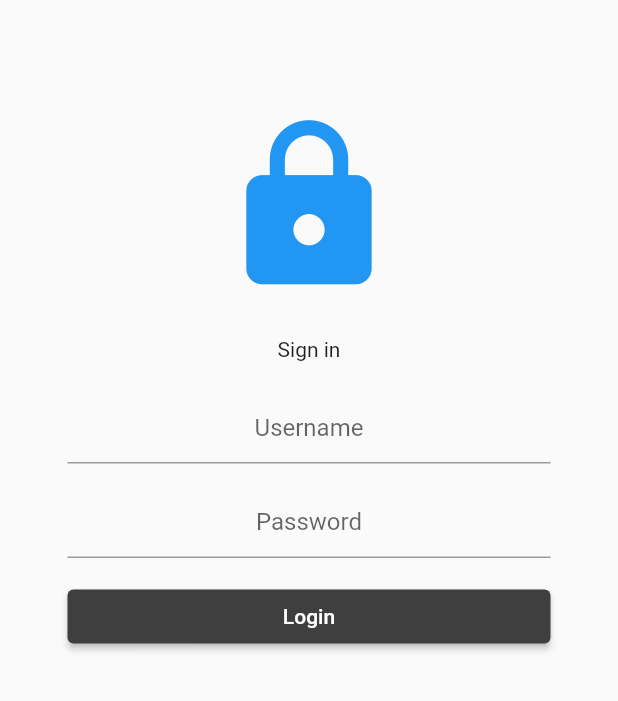
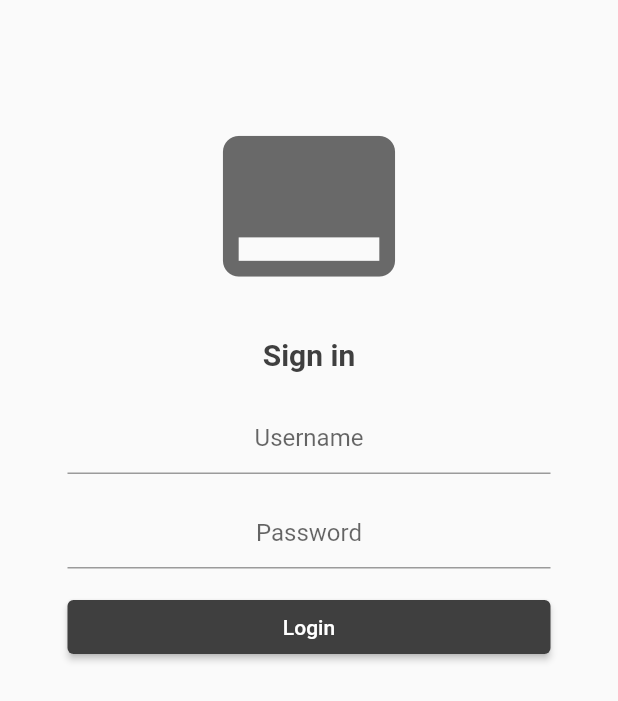
Before and after one commit to ylabio/flutter-redux-example, a Flutter app: the screen it shows after launch, on a phone screen of 412 x 824 dp. Shown: the top 701 px of the screen. Run offline on Flutter 3.47's test engine with Material 2 defaults, Android fonts, the phone set to English and light mode, and no system bars; our stand-ins replace dio, flutter_redux, redux, redux_thunk, shared_preferences; missing offline and left inert: redux_logging.

```diff
--- a/lib/src/store/ticket/ticket_reducer.dart
+++ b/lib/src/store/ticket/ticket_reducer.dart
@@ -20,7 +20,8 @@ TicketState _loading(TicketState ticketState, TicketLoading action) {
 
 TicketState _actionLoading(
     TicketState ticketState, TicketActionLoading action) {
-  return ticketState.copyWith(isActionLoading: true, error: null);
+  return ticketState.copyWith(
+      actionTicketId: action.id, isActionLoading: true, error: null);
 }
 
 TicketState _listLoaded(TicketState ticketState, TicketListLoaded action) {
@@ -57,10 +58,11 @@ TicketState _ticketBookmark(TicketState ticketState, TicketBookmark action) {
 
   return ticketState.copyWith(
     ticketList: ticketList,
-    ticket: action.id == ticketState.ticket.id
+    ticket: action.id == ticketState.ticket?.id
         ? ticketState.ticket.copyWith(isBookmark: action.isBookmark)
         : ticketState.ticket,
     isLoading: false,
+    isActionLoading: false,
     error: null,
   );
 }
--- a/lib/src/store/ticket/ticket_state.dart
+++ b/lib/src/store/ticket/ticket_state.dart
@@ -10,6 +10,7 @@ class TicketState {
   final int totalCount;
   final bool hasNext;
   final bool isLoading;
+  final String actionTicketId;
   final bool isActionLoading;
   final AppBaseError error;
 
@@ -19,6 +20,7 @@ class TicketState {
       this.totalCount,
       this.hasNext,
       this.isLoading,
+      this.actionTicketId,
       this.isActionLoading,
       this.error});
 
@@ -29,6 +31,7 @@ class TicketState {
       totalCount: 0,
       hasNext: false,
       isLoading: false,
+      actionTicketId: '',
       isActionLoading: false,
       error: null,
     );
@@ -40,6 +43,7 @@ class TicketState {
     int totalCount,
     bool hasNext,
     bool isLoading,
+    String actionTicketId,
     bool isActionLoading,
     AppBaseError error,
   }) {
@@ -49,6 +53,7 @@ class TicketState {
       totalCount: totalCount ?? this.totalCount,
       hasNext: hasNext ?? this.hasNext,
       isLoading: isLoading ?? this.isLoading,
+      actionTicketId: actionTicketId ?? this.actionTicketId,
       isActionLoading: isActionLoading ?? this.isActionLoading,
       error: error,
     );
@@ -61,6 +66,7 @@ class TicketState {
       totalCount.hashCode ^
       hasNext.hashCode ^
       isLoading.hashCode ^
+      actionTicketId.hashCode ^
       isActionLoading.hashCode ^
       error.hashCode;
 
@@ -74,11 +80,12 @@ class TicketState {
           totalCount == other.totalCount &&
           hasNext == other.hasNext &&
           isLoading == other.isLoading &&
+          actionTicketId == other.actionTicketId &&
           isActionLoading == other.isActionLoading &&
           error == other.error;
 
   @override
   String toString() {
-    return 'TicketState{ticketList: $ticketList, ticket: $ticket, totalCount: $totalCount, hasNext: $hasNext, isLoading: $isLoading, isActionLoading: $isActionLoading, error: $error}';
+    return 'TicketState{ticketList: $ticketList, ticket: $ticket, totalCount: $totalCount, hasNext: $hasNext, isLoading: $isLoading, actionTicketId: $actionTicketId, isActionLoading: $isActionLoading, error: $error}';
   }
 }
--- a/lib/src/ui/screens/home_screen.dart
+++ b/lib/src/ui/screens/home_screen.dart
@@ -63,6 +63,7 @@ class HomeScreen extends StatelessWidget {
       items: viewModel.ticketState.ticketList,
       hasNext: viewModel.ticketState.hasNext,
       isLoading: viewModel.ticketState.isLoading,
+      actionTicketId: viewModel.ticketState.actionTicketId,
       isActionLoading: viewModel.ticketState.isActionLoading,
       onFetch: () => viewModel.fetchList(),
       onReFetch: () => viewModel.refetchList(),
--- a/lib/src/ui/screens/login_screen.dart
+++ b/lib/src/ui/screens/login_screen.dart
@@ -3,6 +3,7 @@ import 'package:flutter_redux/flutter_redux.dart';
 
 import 'package:flutter_redux_example/src/store/app/app_state.dart';
 import 'package:flutter_redux_example/src/ui/widgets/login_form.dart';
+import 'package:flutter_redux_example/src/utils/styles.dart';
 
 class LoginScreen extends StatelessWidget {
   @override
@@ -14,8 +15,8 @@ class LoginScreen extends StatelessWidget {
           children: <Widget>[
             SizedBox(height: 75),
             Icon(
-              Icons.lock,
-              color: Colors.blue,
+              Icons.call_to_action,
+              color: Styles.dimGray,
               size: 125,
             ),
             SizedBox(height: 25),
--- a/lib/src/ui/widgets/login_form.dart
+++ b/lib/src/ui/widgets/login_form.dart
@@ -37,7 +37,7 @@ class _LoginFormState extends State<LoginForm> {
         padding: const EdgeInsets.only(left: 45, right: 45),
         child: Column(
           children: [
-            Text('Sign in'),
+            Text('Sign in', style: Styles.loginTitle),
             SizedBox(height: 20),
             TextFormField(
               controller: _usernameController,
--- a/lib/src/ui/widgets/ticket_list.dart
+++ b/lib/src/ui/widgets/ticket_list.dart
@@ -9,6 +9,7 @@ class TicketList extends StatefulWidget {
   final List<Ticket> items;
   final bool hasNext;
   final bool isLoading;
+  final String actionTicketId;
   final bool isActionLoading;
   final Function onFetch;
   final Function onReFetch;
@@ -20,6 +21,7 @@ class TicketList extends StatefulWidget {
     @required this.items,
     @required this.hasNext,
     @required this.isLoading,
+    @required this.actionTicketId,
     @required this.isActionLoading,
     @required this.onFetch,
     this.onReFetch,
@@ -54,6 +56,7 @@ class _TicketListState extends State<TicketList> implements TicketAction {
               ? ListBottomLoader()
               : TicketListItem(
                   item: widget.items[index],
+                  actionTicketId: widget.actionTicketId,
                   isActionLoading: widget.isActionLoading,
                   listener: this,
                 );
--- a/lib/src/utils/styles.dart
+++ b/lib/src/utils/styles.dart
@@ -4,11 +4,16 @@ class Styles {
   static const baseColor = Colors.black;
   static const secondaryColor = Colors.white;
   static const nightBlack = Color(0xFF3F3F3F);
+  static const dimGray = Color(0xFF696969);
+
+  static const loginTitle =
+      TextStyle(fontSize: 20, fontWeight: FontWeight.w600, color: nightBlack);
 
   static const itemListTitle =
-      TextStyle(fontSize: 16, fontWeight: FontWeight.w500);
+      TextStyle(fontSize: 16, fontWeight: FontWeight.w500, color: nightBlack);
 
   static const title = TextStyle(fontSize: 28, fontWeight: FontWeight.bold);
+
   static const content =
       TextStyle(fontSize: 18, height: 1.5, fontWeight: FontWeight.normal);
 }
```
Also changed, not shown: lib/src/store/ticket/ticket_actions.dart (+6 -2 lines), lib/src/ui/screens/detail_screen.dart (+9 -12 lines), lib/src/ui/widgets/bookmark_button.dart (added, +45 -0 lines), lib/src/ui/widgets/ticket_list_item.dart (+13 -9 lines).
